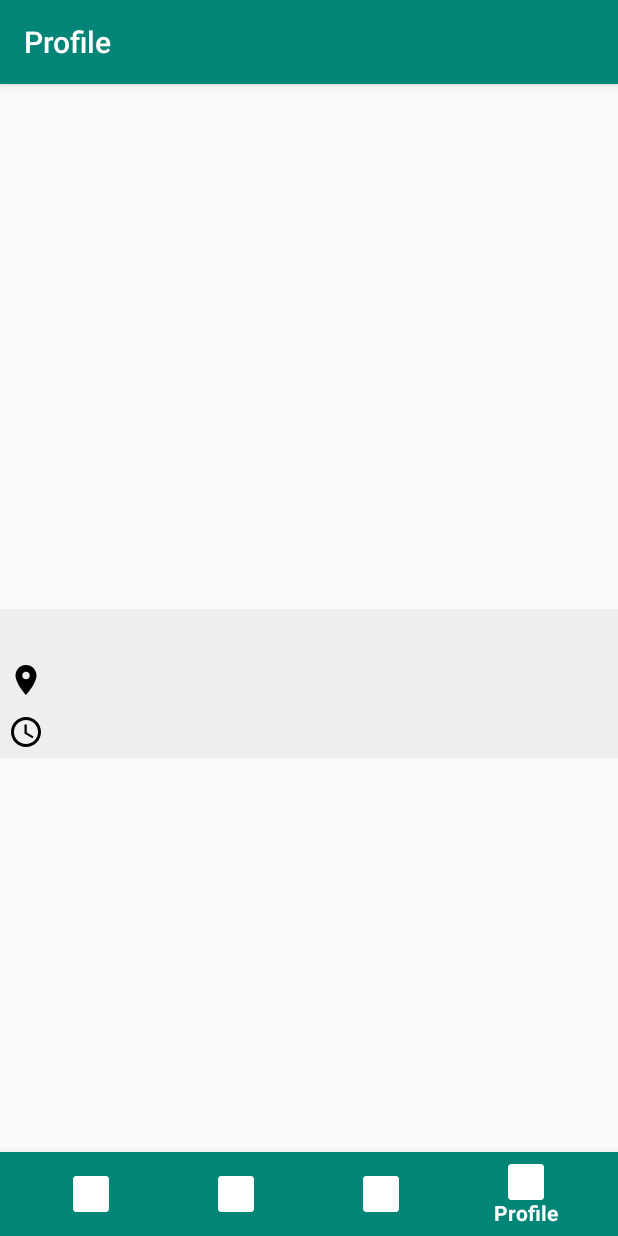
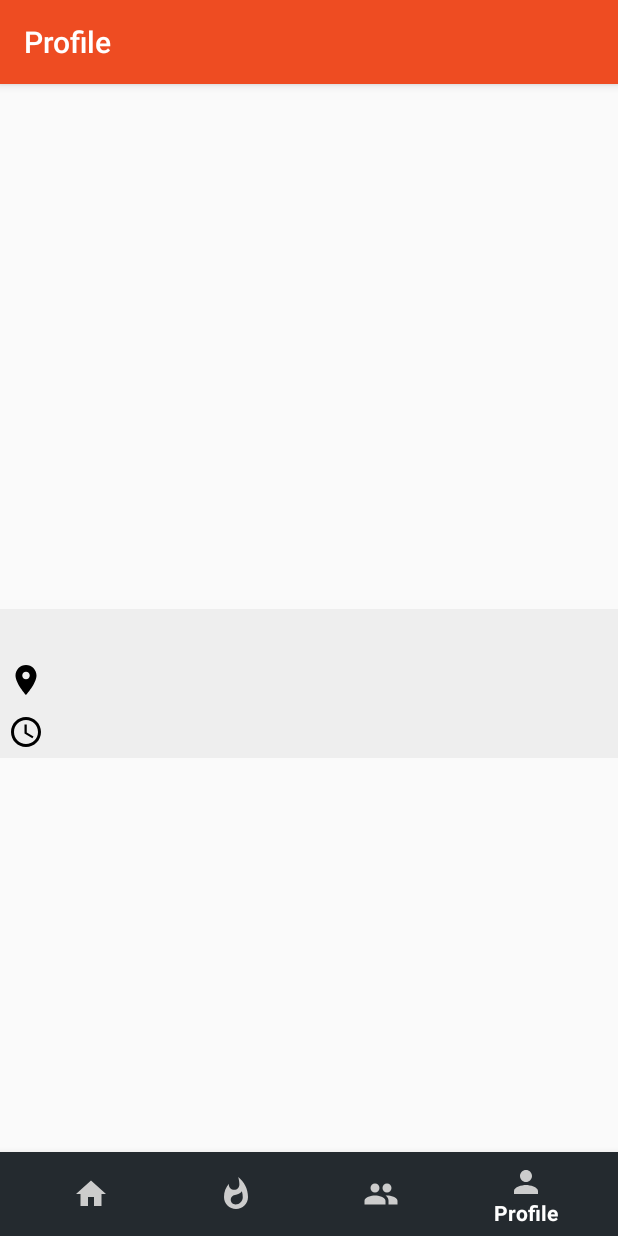
Before and after one commit to AmrDeveloper/Askme, an Android app: the MainActivity screen opened directly, with no data from a screen before it, item 4 of the bottom bar chosen, on a phone screen of 412 x 824 dp. Run offline under Robolectric (Android 15) with nearby library versions, the phone set to English and light mode, and no system bars; our stand-ins replace CircleImageView, data binding; 1 statement that could not run was skipped.

Commit message:
Improve UI design and set default theme color -Orange-

```diff
--- a/Android/app/src/main/java/com/amrdeveloper/askme/ProfileFragment.kt
+++ b/Android/app/src/main/java/com/amrdeveloper/askme/ProfileFragment.kt
@@ -1,7 +1,6 @@
 package com.amrdeveloper.askme
 
 import android.os.Bundle
-import android.util.Log
 import android.view.LayoutInflater
 import android.view.View
 import android.view.ViewGroup
--- /dev/null
+++ b/Android/app/src/main/res/drawable/ic_home.xml
@@ -0,0 +1,9 @@
+<vector xmlns:android="http://schemas.android.com/apk/res/android"
+        android:width="24dp"
+        android:height="24dp"
+        android:viewportWidth="24.0"
+        android:viewportHeight="24.0">
+    <path
+        android:fillColor="#FF000000"
+        android:pathData="M10,20v-6h4v6h5v-8h3L12,3 2,12h3v8z"/>
+</vector>
--- /dev/null
+++ b/Android/app/src/main/res/drawable/ic_people.xml
@@ -0,0 +1,9 @@
+<vector xmlns:android="http://schemas.android.com/apk/res/android"
+        android:width="24dp"
+        android:height="24dp"
+        android:viewportWidth="24.0"
+        android:viewportHeight="24.0">
+    <path
+        android:fillColor="#FF000000"
+        android:pathData="M16,11c1.66,0 2.99,-1.34 2.99,-3S17.66,5 16,5c-1.66,0 -3,1.34 -3,3s1.34,3 3,3zM8,11c1.66,0 2.99,-1.34 2.99,-3S9.66,5 8,5C6.34,5 5,6.34 5,8s1.34,3 3,3zM8,13c-2.33,0 -7,1.17 -7,3.5L1,19h14v-2.5c0,-2.33 -4.67,-3.5 -7,-3.5zM16,13c-0.29,0 -0.62,0.02 -0.97,0.05 1.16,0.84 1.97,1.97 1.97,3.45L17,19h6v-2.5c0,-2.33 -4.67,-3.5 -7,-3.5z"/>
+</vector>
--- /dev/null
+++ b/Android/app/src/main/res/drawable/ic_profile.xml
@@ -0,0 +1,9 @@
+<vector xmlns:android="http://schemas.android.com/apk/res/android"
+        android:width="24dp"
+        android:height="24dp"
+        android:viewportWidth="24.0"
+        android:viewportHeight="24.0">
+    <path
+        android:fillColor="#FF000000"
+        android:pathData="M12,12c2.21,0 4,-1.79 4,-4s-1.79,-4 -4,-4 -4,1.79 -4,4 1.79,4 4,4zM12,14c-2.67,0 -8,1.34 -8,4v2h16v-2c0,-2.66 -5.33,-4 -8,-4z"/>
+</vector>
--- /dev/null
+++ b/Android/app/src/main/res/drawable/ic_whatshot.xml
@@ -0,0 +1,9 @@
+<vector xmlns:android="http://schemas.android.com/apk/res/android"
+        android:width="24dp"
+        android:height="24dp"
+        android:viewportWidth="24.0"
+        android:viewportHeight="24.0">
+    <path
+        android:fillColor="#FF000000"
+        android:pathData="M13.5,0.67s0.74,2.65 0.74,4.8c0,2.06 -1.35,3.73 -3.41,3.73 -2.07,0 -3.63,-1.67 -3.63,-3.73l0.03,-0.36C5.21,7.51 4,10.62 4,14c0,4.42 3.58,8 8,8s8,-3.58 8,-8C20,8.61 17.41,3.8 13.5,0.67zM11.71,19c-1.78,0 -3.22,-1.4 -3.22,-3.14 0,-1.62 1.05,-2.76 2.81,-3.12 1.77,-0.36 3.6,-1.21 4.62,-2.58 0.39,1.29 0.59,2.65 0.59,4.04 0,2.65 -2.15,4.8 -4.8,4.8z"/>
+</vector>
--- a/Android/app/src/main/res/layout/activity_main.xml
+++ b/Android/app/src/main/res/layout/activity_main.xml
@@ -19,8 +19,8 @@
             android:layout_width="match_parent"
             android:layout_height="wrap_content"
             android:layout_alignParentBottom="true"
-            android:background="@color/colorPrimary"
-            app:itemIconTint="@color/white"
+            android:background="@color/darkBlue"
+            app:itemIconTint="@color/gray"
             app:itemTextColor="@color/white"
             app:menu="@menu/main_navigation" />
     </RelativeLayout>
--- a/Android/app/src/main/res/layout/profile_layout.xml
+++ b/Android/app/src/main/res/layout/profile_layout.xml
@@ -25,7 +25,7 @@
             android:layout_height="150dp"
             android:layout_centerHorizontal="true"
             android:layout_centerVertical="true"
-            app:civ_border_color="@color/orange"
+            app:civ_border_color="@color/darkBlue"
             app:civ_border_width="5dp" />
 
         <TextView
--- a/Android/app/src/main/res/menu/main_navigation.xml
+++ b/Android/app/src/main/res/menu/main_navigation.xml
@@ -3,21 +3,21 @@
 
     <item
         android:id="@+id/navigation_home"
-        android:icon="@mipmap/ic_launcher"
+        android:icon="@drawable/ic_home"
         android:title="@string/home" />
 
     <item
         android:id="@+id/navigation_notifications"
-        android:icon="@mipmap/ic_launcher"
+        android:icon="@drawable/ic_whatshot"
         android:title="@string/notifications" />
 
     <item
         android:id="@+id/navigation_people"
-        android:icon="@mipmap/ic_launcher"
+        android:icon="@drawable/ic_people"
         android:title="@string/people" />
 
     <item
         android:id="@+id/navigation_profile"
-        android:icon="@mipmap/ic_launcher"
+        android:icon="@drawable/ic_profile"
         android:title="@string/profile" />
 </menu>
--- a/Android/app/src/main/res/values/styles.xml
+++ b/Android/app/src/main/res/values/styles.xml
@@ -3,10 +3,9 @@
     <!-- Base application theme. -->
     <style name="AppTheme" parent="Theme.AppCompat.Light.DarkActionBar">
         <!-- Customize your theme here. -->
-        <item name="colorPrimary">@color/colorPrimary</item>
-        <item name="colorPrimaryDark">@color/colorPrimaryDark</item>
-        <item name="colorAccent">@color/colorAccent</item>
+        <item name="colorPrimary">@color/orange</item>
+        <item name="colorPrimaryDark">@color/darkBlue</item>
+        <item name="colorAccent">@color/green</item>
         <item name="cardViewStyle">@style/CardView</item>
     </style>
-
 </resources>
```
